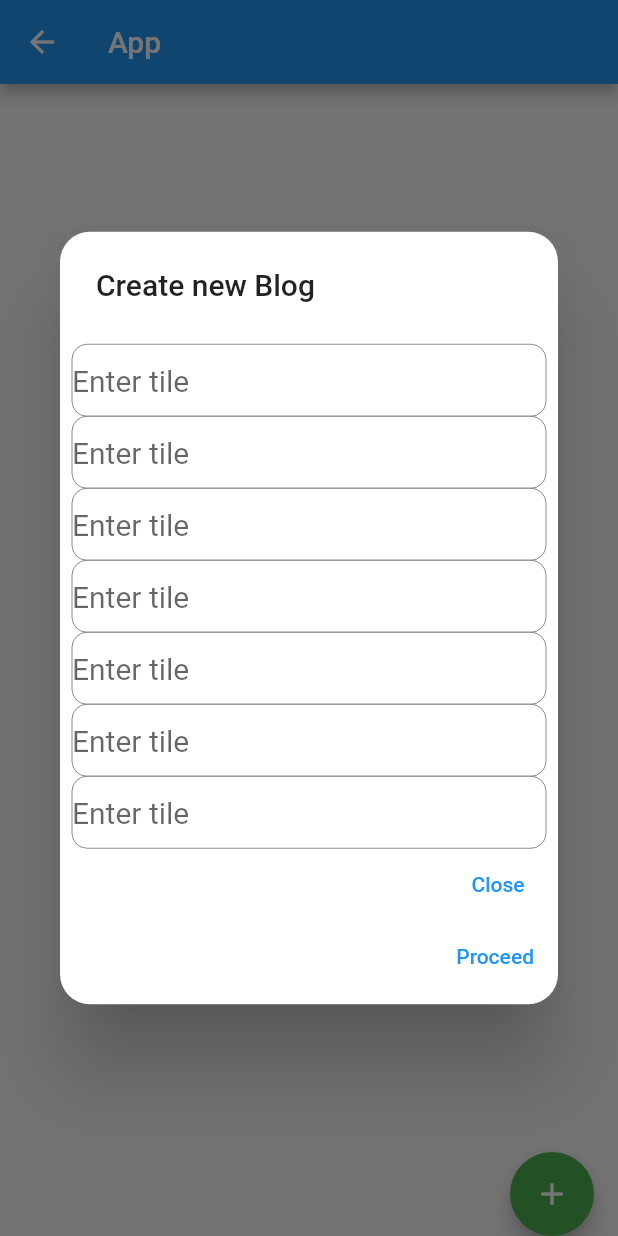
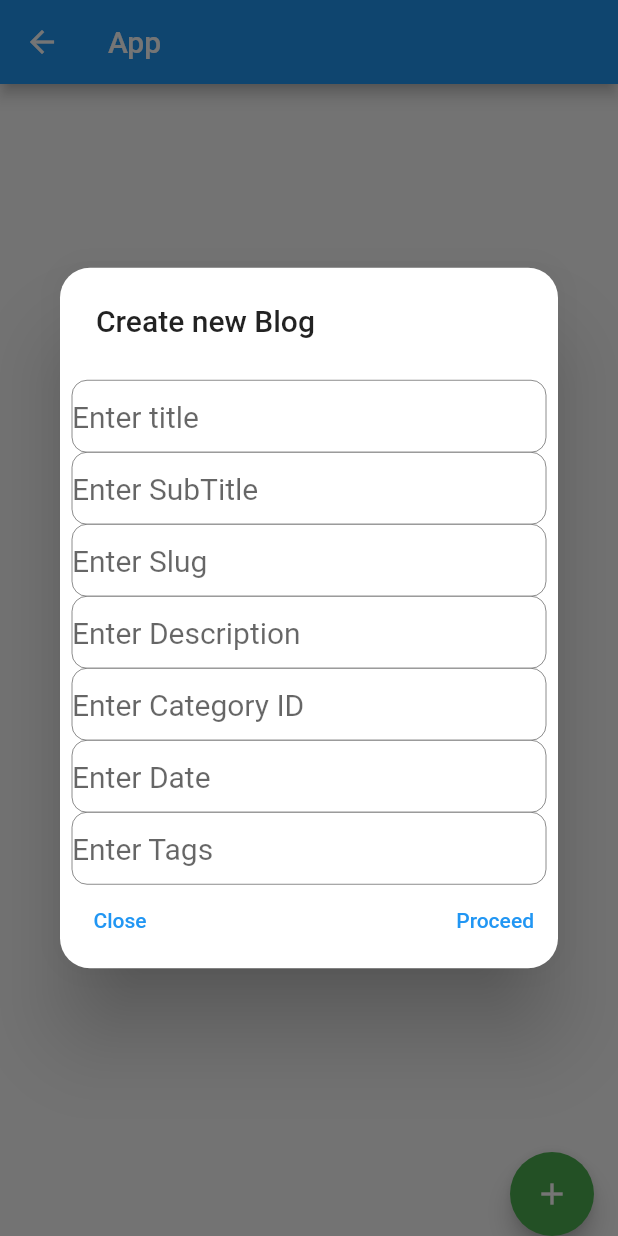
Before and after one commit to LalremLian/App_Test, a Flutter app: the MainPage screen opened by its route, after a tap on the "add" icon, on a phone screen of 412 x 824 dp. Run offline on Flutter 3.47's test engine with Material 2 defaults, Android fonts, the phone set to English and light mode, and no system bars; our stand-ins replace get, get_storage; accounts and stored records are empty; network calls fail.

Commit message:
Worled on createBlog method

```diff
--- a/lib/controller/main_page_controller.dart
+++ b/lib/controller/main_page_controller.dart
@@ -134,6 +134,18 @@ class MainPageController extends GetxController {
 
   //region Create Blog
   Future<void> createBlog() async{
+
+
+    title = titleTextController.text;
+    subTitle = subTitleTextController.text;
+    slug = slugTextController.text;
+    description = descriptionTextController.text;
+    categoryId = categoryIdTextController.text;
+    // image = image.text;
+    date = dateTextController.text;
+    tags = tagsTextController.text;
+
+    print('create BLOG ::: ' + categoryId);
 
     String token = localStorage.read('USER_TOKEN');
     var response = await RemoteService().createBlogPost(title,subTitle,slug,description,categoryId,date,tags,token);
--- a/lib/service/remote_services.dart
+++ b/lib/service/remote_services.dart
@@ -106,14 +106,41 @@ class RemoteService{
       'description': stDescription,
       'category_id': stCategoryId,
       'date': stDate,
+      // 'date': '',
       'tags': stTags,
     };
 
+    var map = new Map<String, dynamic>();
+    map['title'] = stTitle;
+    map['sub_title'] = stSubTitle;
+    map['slug'] = stSlug;
+    map['description'] = stDescription;
+    map['category_id'] = stCategoryId;
+
+    print(jsonEncode(<String, String>{
+    'title': stTitle,
+    'sub_title': stSubTitle,
+    'slug': stSlug,
+    'description': stDescription,
+    'category_id': stCategoryId}));
+    // final json = '{"title": "Hello", "body": "body text", "userId": 1}';
+    final json = queryParameters;
+
+    Map<String, dynamic> body = {'id': 21, 'name': 'bob'};
     var response;
     print(queryParameters);
-    print('From Execute Service : ${Uri.http(BaseURL, 'api/admin/blog-news/store', queryParameters)}');
-    return response = await http.get(
-      Uri.http(BaseURL, 'api/admin/blog-news/store', queryParameters),
+    print('From Execute Service : ${Uri.http(BaseURL, 'api/admin/blog-news/store')}');
+    return response = await http.post(
+      Uri.http(BaseURL, 'api/admin/blog-news/store',),
+/*      body: jsonEncode(<String, String>{
+        'title': stTitle,
+        'sub_title': stSubTitle,
+        'slug': stSlug,
+        'description': stDescription,
+        'category_id': stCategoryId
+      }   */
+
+      body: map,
       headers: {'Authorization': 'Bearer $token',
         // "Authorization": "Bearer " + token,
       },
--- a/lib/views/main_page.dart
+++ b/lib/views/main_page.dart
@@ -340,12 +340,19 @@ class MainPage extends StatelessWidget {
                   child: Card(
                     elevation: 5.0,
                     child: Row(
+                      mainAxisAlignment: MainAxisAlignment.spaceBetween,
                       children: [
-                        Text('${mainPageController.blogList[index].id}'
+                        Padding(
+                          padding: const EdgeInsets.all(10.0),
+                          child: Text('${mainPageController.blogList[index].id}'
                               '\n${mainPageController.blogList[index].title}'
                               '\n${mainPageController.blogList[index].subTitle}'
-                            '\n${mainPageController.blogList[index].date}'),
+                              '\n${mainPageController.blogList[index].date}',
+                          style: const TextStyle(fontSize: 16.0),),
+                        ),
 
+                      Row(
+                        children: [
                           IconButton(
                             iconSize: 20,
                             icon: const Icon(
@@ -367,6 +374,9 @@ class MainPage extends StatelessWidget {
                               );
                             },
                           )
+                        ],
+                      )
+
 
                       ],
                     )
@@ -417,7 +427,7 @@ class MainPage extends StatelessWidget {
                           filled: true,
                           fillColor: Colors.white,
                           focusColor: Colors.white,
-                          hintText: 'Enter tile',
+                          hintText: 'Enter title',
                           enabledBorder: OutlineInputBorder(
                             borderSide: const BorderSide(
                                 color: Colors.black45, width: 0.00),
@@ -443,7 +453,7 @@ class MainPage extends StatelessWidget {
                           filled: true,
                           fillColor: Colors.white,
                           focusColor: Colors.white,
-                          hintText: 'Enter tile',
+                          hintText: 'Enter SubTitle',
                           enabledBorder: OutlineInputBorder(
                             borderSide: const BorderSide(
                                 color: Colors.black45, width: 0.00),
@@ -469,7 +479,7 @@ class MainPage extends StatelessWidget {
                           filled: true,
                           fillColor: Colors.white,
                           focusColor: Colors.white,
-                          hintText: 'Enter tile',
+                          hintText: 'Enter Slug',
                           enabledBorder: OutlineInputBorder(
                             borderSide: const BorderSide(
                                 color: Colors.black45, width: 0.00),
@@ -495,7 +505,7 @@ class MainPage extends StatelessWidget {
                           filled: true,
                           fillColor: Colors.white,
                           focusColor: Colors.white,
-                          hintText: 'Enter tile',
+                          hintText: 'Enter Description',
                           enabledBorder: OutlineInputBorder(
                             borderSide: const BorderSide(
                                 color: Colors.black45, width: 0.00),
@@ -521,7 +531,7 @@ class MainPage extends StatelessWidget {
                           filled: true,
                           fillColor: Colors.white,
                           focusColor: Colors.white,
-                          hintText: 'Enter tile',
+                          hintText: 'Enter Category ID',
                           enabledBorder: OutlineInputBorder(
                             borderSide: const BorderSide(
                                 color: Colors.black45, width: 0.00),
@@ -547,7 +557,7 @@ class MainPage extends StatelessWidget {
                           filled: true,
                           fillColor: Colors.white,
                           focusColor: Colors.white,
-                          hintText: 'Enter tile',
+                          hintText: 'Enter Date',
                           enabledBorder: OutlineInputBorder(
                             borderSide: const BorderSide(
                                 color: Colors.black45, width: 0.00),
@@ -573,7 +583,7 @@ class MainPage extends StatelessWidget {
                           filled: true,
                           fillColor: Colors.white,
                           focusColor: Colors.white,
-                          hintText: 'Enter tile',
+                          hintText: 'Enter Tags',
                           enabledBorder: OutlineInputBorder(
                             borderSide: const BorderSide(
                                 color: Colors.black45, width: 0.00),
@@ -583,6 +593,9 @@ class MainPage extends StatelessWidget {
                       ),
                       //............................................................TextButton
 
+                      Row(
+                        mainAxisAlignment: MainAxisAlignment.spaceBetween,
+                        children: [
                           TextButton(
                             child: const Text("Close"),
                             onPressed: () {
@@ -607,6 +620,9 @@ class MainPage extends StatelessWidget {
                             },
                           ),
                         ],
+                      )
+
+                    ],
                   ));
             },
             // isExtended: true,
```
Lines whose indentation alone changed are shown as unchanged.
